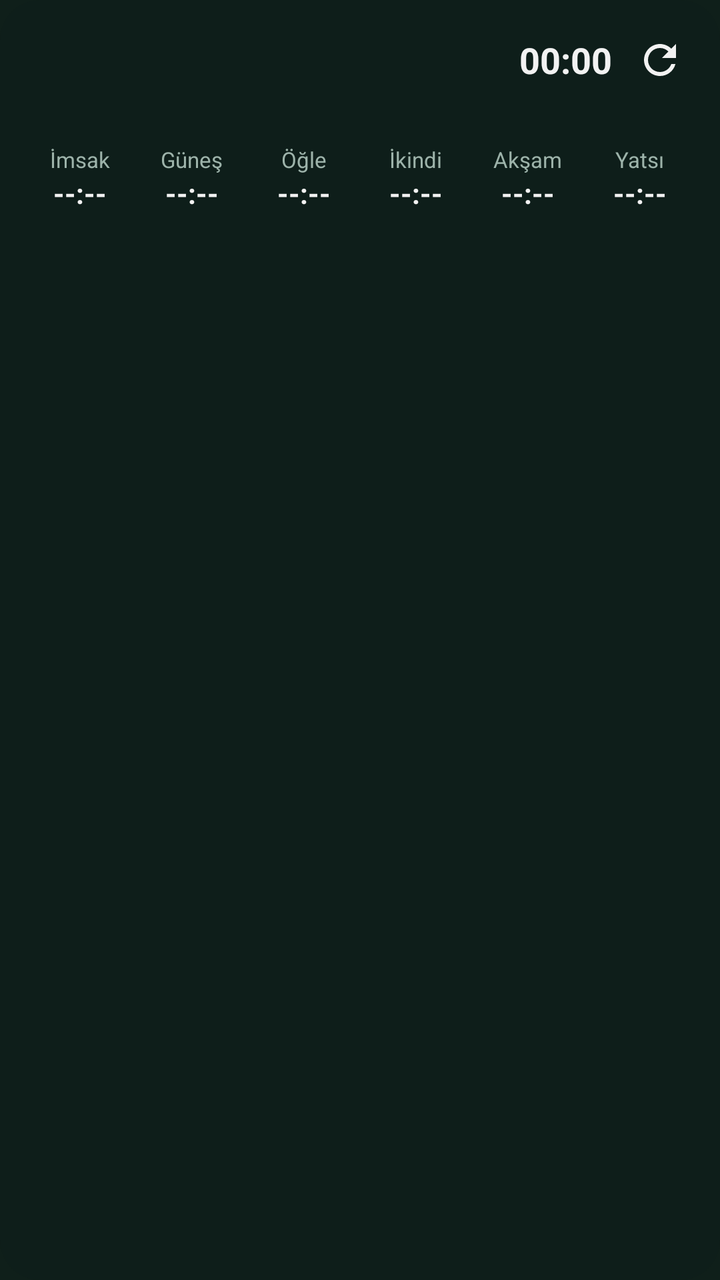
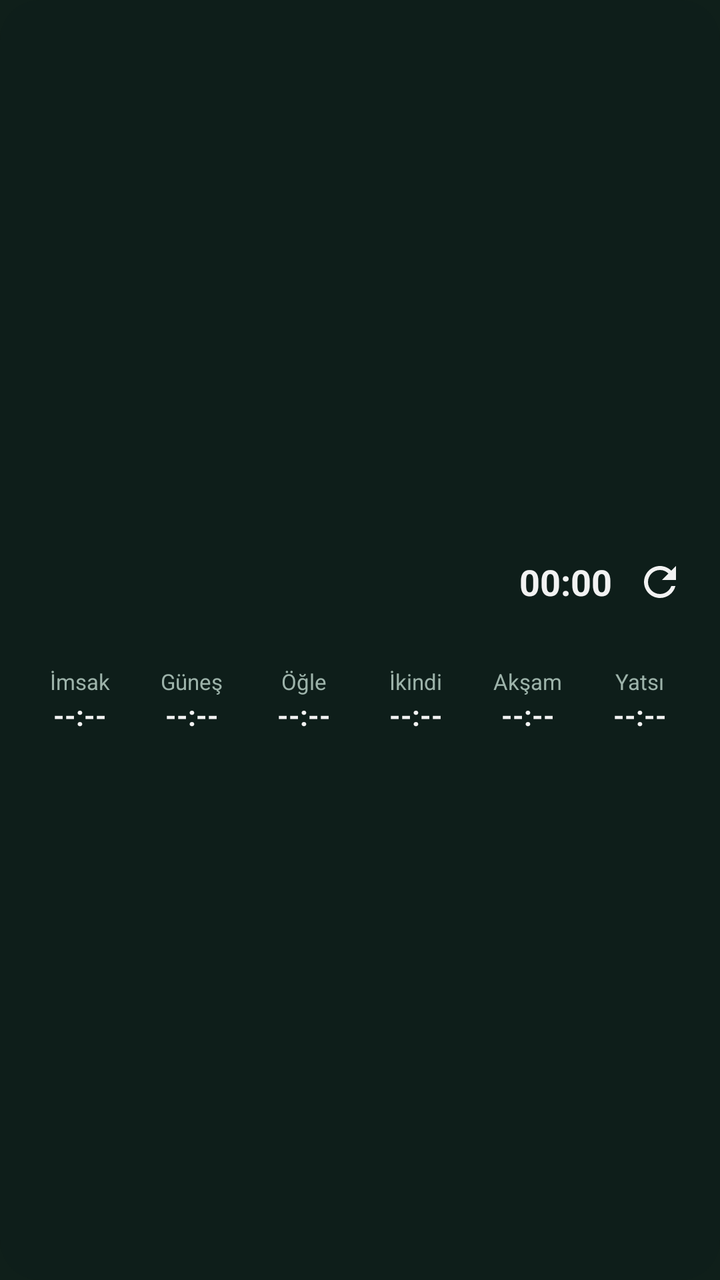

Two renders of the same Android screen: before a commit and after it. Below are the layout's source before the change and the commit's diff.
<!-- AndroidManifest.xml: application theme AppTheme -->
<!-- res/layout/widget.xml -->
<?xml version="1.0" encoding="utf-8"?>
<LinearLayout xmlns:android="http://schemas.android.com/apk/res/android"
    android:id="@+id/w_root"
    android:layout_width="match_parent"
    android:layout_height="match_parent"
    android:background="@drawable/widget_bg"
    android:orientation="vertical"
    android:padding="12dp">

    <LinearLayout
        android:layout_width="match_parent"
        android:layout_height="wrap_content"
        android:gravity="center_vertical"
        android:orientation="horizontal">

        <TextView
            android:id="@+id/w_next"
            android:layout_width="0dp"
            android:layout_height="wrap_content"
            android:layout_weight="1"
            android:maxLines="1"
            android:textColor="@color/gold"
            android:textSize="18sp"
            android:textStyle="bold" />

        <Chronometer
            android:id="@+id/w_countdown"
            android:layout_width="wrap_content"
            android:layout_height="wrap_content"
            android:textColor="@color/text"
            android:textSize="18sp"
            android:textStyle="bold" />

        
        <ImageView
            android:id="@+id/w_refresh"
            android:layout_width="36dp"
            android:layout_height="36dp"
            android:layout_marginStart="6dp"
            android:contentDescription="Konumu ve vakitleri yenile"
            android:padding="6dp"
            android:src="@drawable/ic_refresh" />
    </LinearLayout>

    <TextView
        android:id="@+id/w_place"
        android:layout_width="match_parent"
        android:layout_height="wrap_content"
        android:maxLines="1"
        android:textColor="@color/muted"
        android:textSize="12sp" />

    <LinearLayout
        android:layout_width="match_parent"
        android:layout_height="wrap_content"
        android:layout_marginTop="8dp"
        android:orientation="horizontal">

        <LinearLayout style="@style/WCol">
            <TextView android:id="@+id/w_n0" style="@style/WName" android:text="İmsak" />
            <TextView android:id="@+id/w_t0" style="@style/WTime" />
        </LinearLayout>
        <LinearLayout style="@style/WCol">
            <TextView android:id="@+id/w_n1" style="@style/WName" android:text="Güneş" />
            <TextView android:id="@+id/w_t1" style="@style/WTime" />
        </LinearLayout>
        <LinearLayout style="@style/WCol">
            <TextView android:id="@+id/w_n2" style="@style/WName" android:text="Öğle" />
            <TextView android:id="@+id/w_t2" style="@style/WTime" />
        </LinearLayout>
        <LinearLayout style="@style/WCol">
            <TextView android:id="@+id/w_n3" style="@style/WName" android:text="İkindi" />
            <TextView android:id="@+id/w_t3" style="@style/WTime" />
        </LinearLayout>
        <LinearLayout style="@style/WCol">
            <TextView android:id="@+id/w_n4" style="@style/WName" android:text="Akşam" />
            <TextView android:id="@+id/w_t4" style="@style/WTime" />
        </LinearLayout>
        <LinearLayout style="@style/WCol">
            <TextView android:id="@+id/w_n5" style="@style/WName" android:text="Yatsı" />
            <TextView android:id="@+id/w_t5" style="@style/WTime" />
        </LinearLayout>
    </LinearLayout>
</LinearLayout>
<!-- resources referenced by this layout -->
<resources>
  <color name="gold">#FFE8C15A</color>
  <color name="muted">#FF9DB3AA</color>
  <color name="text">#FFF2F2F2</color>
  <!-- drawable ic_refresh (drawable) -->
  <?xml version="1.0" encoding="utf-8"?>
  <vector xmlns:android="http://schemas.android.com/apk/res/android"
      android:width="24dp"
      android:height="24dp"
      android:viewportWidth="24"
      android:viewportHeight="24">
      <path
          android:fillColor="#FFF2F2F2"
          android:pathData="M17.65,6.35C16.2,4.9 14.21,4 12,4c-4.42,0 -7.99,3.58 -7.99,8s3.57,8 7.99,8c3.73,0 6.84,-2.55 7.73,-6h-2.08c-0.82,2.33 -3.04,4 -5.65,4 -3.31,0 -6,-2.69 -6,-6s2.69,-6 6,-6c1.66,0 3.14,0.69 4.22,1.78L13,11h7V4l-2.35,2.35z" />
  </vector>
  <!-- drawable widget_bg (drawable) -->
  <?xml version="1.0" encoding="utf-8"?>
  <shape xmlns:android="http://schemas.android.com/apk/res/android" android:shape="rectangle">
      <solid android:color="@color/widget_bg" />
      <corners android:radius="20dp" />
  </shape>
  <style name="WCol">
          <item name="android:layout_width">0dp</item>
          <item name="android:layout_height">wrap_content</item>
          <item name="android:layout_weight">1</item>
          <item name="android:gravity">center_horizontal</item>
          <item name="android:orientation">vertical</item>
      </style>
  <style name="WName">
          <item name="android:layout_width">wrap_content</item>
          <item name="android:layout_height">wrap_content</item>
          <item name="android:textColor">@color/muted</item>
          <item name="android:textSize">11sp</item>
          <item name="android:maxLines">1</item>
      </style>
  <style name="WTime">
          <item name="android:layout_width">wrap_content</item>
          <item name="android:layout_height">wrap_content</item>
          <item name="android:textColor">@color/text</item>
          <item name="android:textSize">14sp</item>
          <item name="android:textStyle">bold</item>
          <item name="android:maxLines">1</item>
          <item name="android:text">--:--</item>
      </style>
  <style name="AppTheme" parent="android:Theme.Material.NoActionBar">
          <item name="android:colorPrimary">@color/primary</item>
          <item name="android:colorPrimaryDark">@color/bg</item>
          <item name="android:colorAccent">@color/gold</item>
          <item name="android:windowBackground">@color/bg</item>
          <item name="android:statusBarColor">@color/bg</item>
          <item name="android:navigationBarColor">@color/bg</item>
          <item name="android:textColor">@color/text</item>
      </style>
  <color name="widget_bg">#E60F1F1A</color>
  <color name="primary">#FF2E7D5B</color>
  <color name="bg">#FF0F1F1A</color>
</resources>

<!-- the commit's change to res/layout/widget.xml (unified diff, before → after) -->
@@ -4,6 +4,7 @@
     android:layout_width="match_parent"
     android:layout_height="match_parent"
     android:background="@drawable/widget_bg"
+    android:gravity="center_vertical"
     android:orientation="vertical"
     android:padding="12dp">
 
